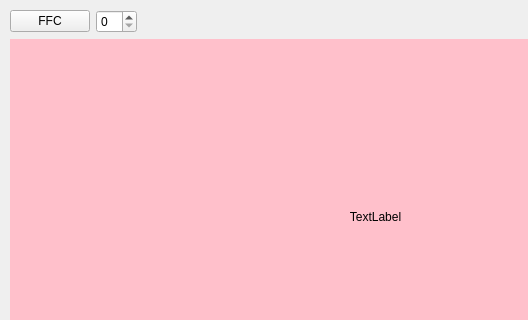
Old version of the form hugm.ui in the repository eyeree/pyhugm; both pictures show x 0 to 528 and y 0 to 320 of the 749 by 599 pixel window.
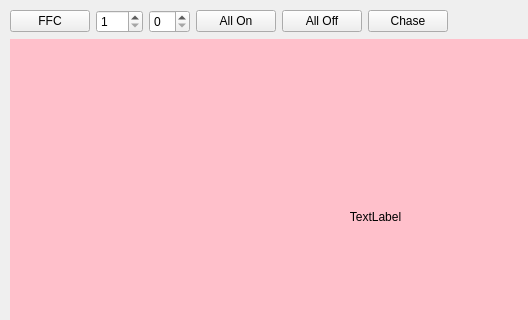
New version of the form. Custom widgets are drawn as their Qt base class.

Diff of the .ui file:
```diff
--- a/hugm.ui
+++ b/hugm.ui
@@ -33,9 +33,40 @@
          </property>
         </widget>
        </item>
+       <item>
+        <widget class="QSpinBox" name="stepSpinBox">
+         <property name="minimum">
+          <number>1</number>
+         </property>
+         <property name="maximum">
+          <number>512</number>
+         </property>
+        </widget>
+       </item>
        <item>
         <widget class="QSpinBox" name="indexSpinBox"/>
        </item>
+       <item>
+        <widget class="QPushButton" name="allOnPushButton">
+         <property name="text">
+          <string>All On</string>
+         </property>
+        </widget>
+       </item>
+       <item>
+        <widget class="QPushButton" name="allOffPushButton">
+         <property name="text">
+          <string>All Off</string>
+         </property>
+        </widget>
+       </item>
+       <item>
+        <widget class="QPushButton" name="chasePushButton">
+         <property name="text">
+          <string>Chase</string>
+         </property>
+        </widget>
+       </item>
        <item>
         <spacer name="buttonRowSpacer">
          <property name="orientation">
@@ -56,7 +87,7 @@
        <property name="orientation">
         <enum>Qt::Vertical</enum>
        </property>
-       <widget class="MyLabel" name="imageLabel">
+       <widget class="QLabel" name="imageLabel">
         <property name="sizePolicy">
          <sizepolicy hsizetype="Expanding" vsizetype="Expanding">
           <horstretch>0</horstretch>
@@ -90,13 +121,6 @@
    </widget>
   </widget>
  </widget>
- <customwidgets>
-  <customwidget>
-   <class>MyLabel</class>
-   <extends>QLabel</extends>
-   <header>MyLabel.h</header>
-  </customwidget>
- </customwidgets>
  <resources/>
  <connections/>
 </ui>
```
